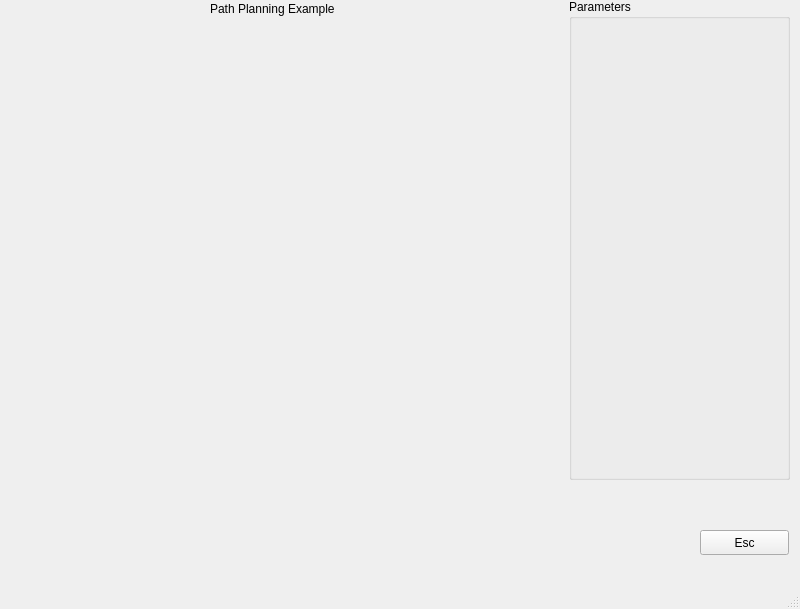
Above: example_time_optimal_car/src/mainwindow.ui from JaimeParker/Optmization_Fusion before the change. Below: the same form after it.
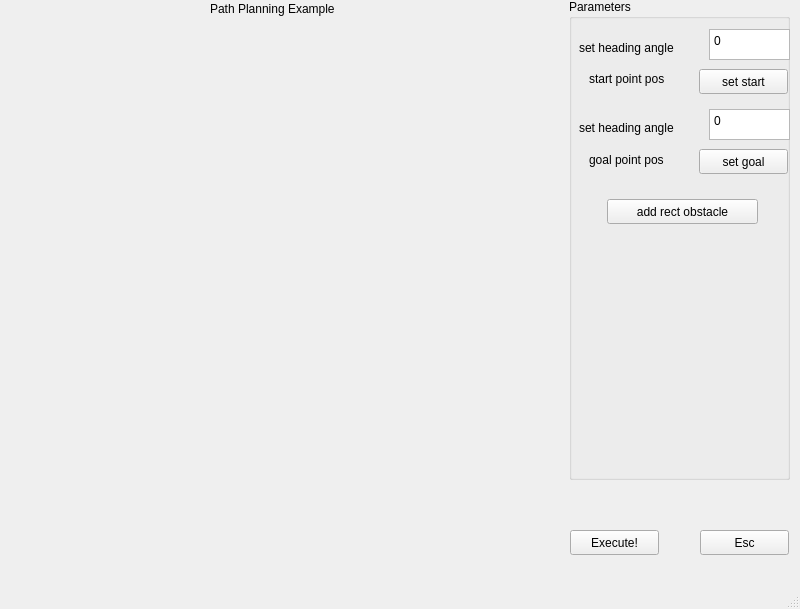
That is the form after the change.

```diff
--- a/example_time_optimal_car/src/mainwindow.ui
+++ b/example_time_optimal_car/src/mainwindow.ui
@@ -19,8 +19,8 @@
      <rect>
       <x>10</x>
       <y>20</y>
-      <width>551</width>
-      <height>531</height>
+      <width>500</width>
+      <height>500</height>
      </rect>
     </property>
    </widget>
@@ -61,6 +61,136 @@
     </property>
     <property name="title">
      <string>Parameters</string>
+    </property>
+    <widget class="QPushButton" name="pushButton_setstart">
+     <property name="geometry">
+      <rect>
+       <x>130</x>
+       <y>70</y>
+       <width>89</width>
+       <height>25</height>
+      </rect>
+     </property>
+     <property name="text">
+      <string>set start</string>
+     </property>
+    </widget>
+    <widget class="QPushButton" name="pushButton_setGoal">
+     <property name="geometry">
+      <rect>
+       <x>130</x>
+       <y>150</y>
+       <width>89</width>
+       <height>25</height>
+      </rect>
+     </property>
+     <property name="text">
+      <string>set goal</string>
+     </property>
+    </widget>
+    <widget class="QLabel" name="label_start">
+     <property name="geometry">
+      <rect>
+       <x>20</x>
+       <y>70</y>
+       <width>111</width>
+       <height>20</height>
+      </rect>
+     </property>
+     <property name="text">
+      <string>start point pos</string>
+     </property>
+    </widget>
+    <widget class="QLabel" name="label_goal">
+     <property name="geometry">
+      <rect>
+       <x>20</x>
+       <y>150</y>
+       <width>111</width>
+       <height>21</height>
+      </rect>
+     </property>
+     <property name="text">
+      <string>goal point pos</string>
+     </property>
+    </widget>
+    <widget class="QPlainTextEdit" name="plainTextEdit_start">
+     <property name="geometry">
+      <rect>
+       <x>140</x>
+       <y>30</y>
+       <width>81</width>
+       <height>31</height>
+      </rect>
+     </property>
+     <property name="plainText">
+      <string>0</string>
+     </property>
+    </widget>
+    <widget class="QLabel" name="label_text1">
+     <property name="geometry">
+      <rect>
+       <x>10</x>
+       <y>40</y>
+       <width>131</width>
+       <height>17</height>
+      </rect>
+     </property>
+     <property name="text">
+      <string>set heading angle</string>
+     </property>
+    </widget>
+    <widget class="QLabel" name="label_text2">
+     <property name="geometry">
+      <rect>
+       <x>10</x>
+       <y>120</y>
+       <width>131</width>
+       <height>17</height>
+      </rect>
+     </property>
+     <property name="text">
+      <string>set heading angle</string>
+     </property>
+    </widget>
+    <widget class="QPlainTextEdit" name="plainTextEdit_goal">
+     <property name="geometry">
+      <rect>
+       <x>140</x>
+       <y>110</y>
+       <width>81</width>
+       <height>31</height>
+      </rect>
+     </property>
+     <property name="plainText">
+      <string>0</string>
+     </property>
+    </widget>
+    <widget class="QPushButton" name="pushButton_addRect">
+     <property name="geometry">
+      <rect>
+       <x>38</x>
+       <y>200</y>
+       <width>151</width>
+       <height>25</height>
+      </rect>
+     </property>
+     <property name="text">
+      <string>add rect obstacle</string>
+     </property>
+    </widget>
+   </widget>
+   <widget class="QPushButton" name="pushButton_Exe">
+    <property name="geometry">
+     <rect>
+      <x>570</x>
+      <y>530</y>
+      <width>89</width>
+      <height>25</height>
+     </rect>
+    </property>
+    <property name="text">
+     <string>Execute!</string>
     </property>
    </widget>
   </widget>
```
